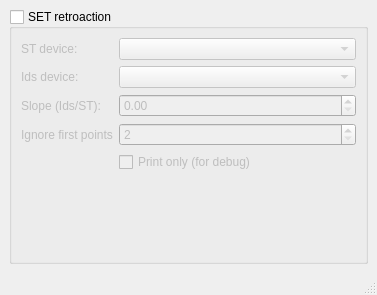
Old version of the form ui/RetroactionWindow.ui in the repository AlexisMrl/HegelLab.
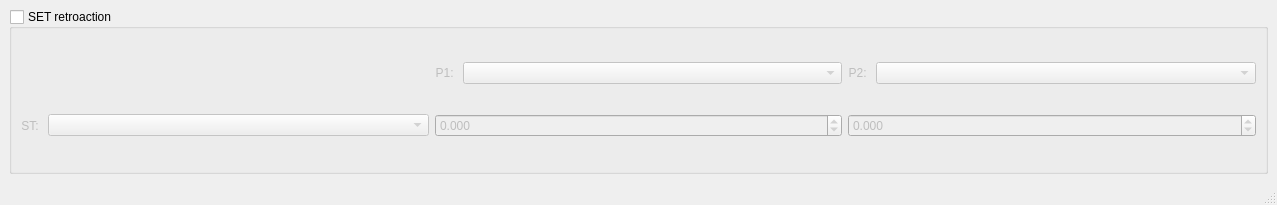
New version of the form. Custom widgets are drawn as their Qt base class.

Commit message: Testing a different retroaction loop

```diff
--- a/ui/RetroactionWindow.ui
+++ b/ui/RetroactionWindow.ui
@@ -6,8 +6,8 @@
    <rect>
     <x>0</x>
     <y>0</y>
-    <width>377</width>
-    <height>295</height>
+    <width>1277</width>
+    <height>205</height>
    </rect>
   </property>
   <property name="windowTitle">
@@ -26,58 +26,133 @@
       <property name="checked">
        <bool>false</bool>
       </property>
-      <layout class="QFormLayout" name="formLayout_2">
-       <item row="0" column="0">
-        <widget class="QLabel" name="label_3">
-         <property name="text">
-          <string>ST device:</string>
-         </property>
-        </widget>
-       </item>
+      <layout class="QGridLayout" name="gridLayout_3">
        <item row="0" column="1">
-        <widget class="QComboBox" name="combo_vds_devs"/>
-       </item>
-       <item row="1" column="0">
-        <widget class="QLabel" name="label_4">
-         <property name="text">
-          <string>Ids device:</string>
-         </property>
-        </widget>
-       </item>
-       <item row="1" column="1">
-        <widget class="QComboBox" name="combo_ids_devs"/>
+        <layout class="QHBoxLayout" name="horizontalLayout_2">
+         <item>
+          <widget class="QLabel" name="label_4">
+           <property name="text">
+            <string>P1: </string>
+           </property>
+           <property name="alignment">
+            <set>Qt::AlignRight|Qt::AlignTrailing|Qt::AlignVCenter</set>
+           </property>
+          </widget>
+         </item>
+         <item>
+          <widget class="QComboBox" name="combo_p1">
+           <property name="sizePolicy">
+            <sizepolicy hsizetype="MinimumExpanding" vsizetype="Fixed">
+             <horstretch>0</horstretch>
+             <verstretch>0</verstretch>
+            </sizepolicy>
+           </property>
+          </widget>
+         </item>
+        </layout>
        </item>
        <item row="2" column="0">
-        <widget class="QLabel" name="label_5">
-         <property name="text">
-          <string>Slope (Ids/ST):</string>
-         </property>
-        </widget>
+        <layout class="QHBoxLayout" name="horizontalLayout">
+         <item>
+          <widget class="QLabel" name="label_3">
+           <property name="sizePolicy">
+            <sizepolicy hsizetype="Minimum" vsizetype="Preferred">
+             <horstretch>0</horstretch>
+             <verstretch>0</verstretch>
+            </sizepolicy>
+           </property>
+           <property name="text">
+            <string>ST: </string>
+           </property>
+           <property name="alignment">
+            <set>Qt::AlignRight|Qt::AlignTrailing|Qt::AlignVCenter</set>
+           </property>
+          </widget>
+         </item>
+         <item>
+          <widget class="QComboBox" name="combo_st">
+           <property name="sizePolicy">
+            <sizepolicy hsizetype="MinimumExpanding" vsizetype="Fixed">
+             <horstretch>0</horstretch>
+             <verstretch>0</verstretch>
+            </sizepolicy>
+           </property>
+          </widget>
+         </item>
+        </layout>
        </item>
        <item row="2" column="1">
-        <widget class="PyScientificSpinBox" name="spin_slope"/>
-       </item>
-       <item row="4" column="1">
-        <widget class="QCheckBox" name="cb_print_only">
-         <property name="text">
-          <string>Print only (for debug)</string>
+        <widget class="PyScientificSpinBox" name="spin_p1">
+         <property name="decimals">
+          <number>3</number>
          </property>
-        </widget>
-       </item>
-       <item row="3" column="0">
-        <widget class="QLabel" name="label">
-         <property name="text">
-          <string>Ignore first points</string>
+         <property name="minimum">
+          <double>-999.000000000000000</double>
          </property>
+         <property name="maximum">
+          <double>999.000000000000000</double>
+         </property>
+         <property name="singleStep">
+          <double>0.000100000000000</double>
+         </property>
         </widget>
        </item>
-       <item row="3" column="1">
-        <widget class="QSpinBox" name="spin_ignore">
+       <item row="0" column="2">
+        <layout class="QHBoxLayout" name="horizontalLayout_4">
+         <item>
+          <widget class="QLabel" name="label_6">
+           <property name="text">
+            <string>P2: </string>
+           </property>
+           <property name="alignment">
+            <set>Qt::AlignRight|Qt::AlignTrailing|Qt::AlignVCenter</set>
+           </property>
+          </widget>
+         </item>
+         <item>
+          <widget class="QComboBox" name="combo_p2">
+           <property name="sizePolicy">
+            <sizepolicy hsizetype="MinimumExpanding" vsizetype="Fixed">
+             <horstretch>0</horstretch>
+             <verstretch>0</verstretch>
+            </sizepolicy>
+           </property>
+          </widget>
+         </item>
+        </layout>
+       </item>
+       <item row="2" column="2">
+        <widget class="PyScientificSpinBox" name="spin_p2">
+         <property name="enabled">
+          <bool>false</bool>
+         </property>
+         <property name="decimals">
+          <number>3</number>
+         </property>
          <property name="minimum">
-          <number>2</number>
+          <double>-999.000000000000000</double>
          </property>
+         <property name="maximum">
+          <double>999.000000000000000</double>
+         </property>
+         <property name="singleStep">
+          <double>0.000100000000000</double>
+         </property>
         </widget>
        </item>
+       <item row="0" column="0">
+        <spacer name="horizontalSpacer">
+         <property name="orientation">
+          <enum>Qt::Horizontal</enum>
+         </property>
+         <property name="sizeHint" stdset="0">
+          <size>
+           <width>40</width>
+           <height>20</height>
+          </size>
+         </property>
+        </spacer>
+       </item>
       </layout>
      </widget>
     </item>
```
Left out of the diff: 4 changed lines with no effect on the pictures. The commit also changes 3 other files.
